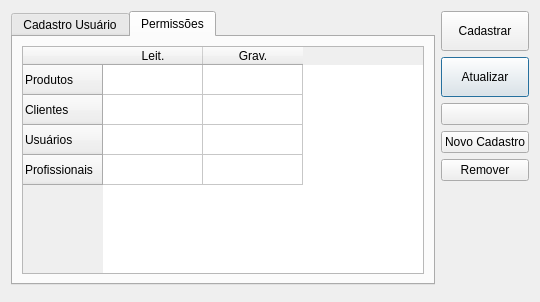
The window that ui/cadastrousuario.ui (lellisls/ERP-STACCATO) describes before a commit, drawn with Qt 5.
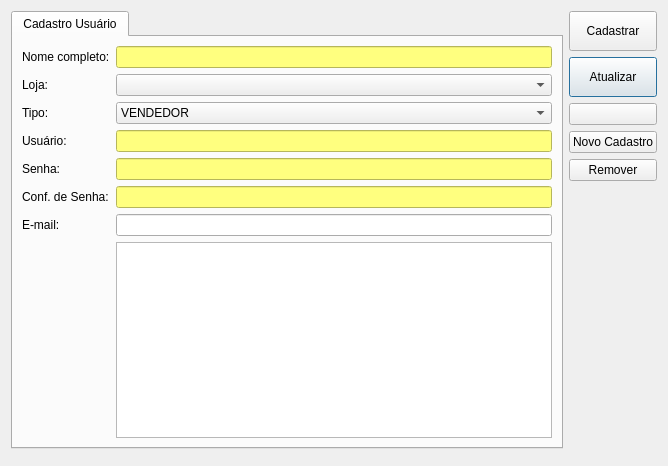
The same window after the commit. The open tabs and pages were chosen to show the change. Icons and pictures are not drawn. Custom widgets are drawn as their Qt base class.

Diff of the .ui file:
```diff
--- a/ui/cadastrousuario.ui
+++ b/ui/cadastrousuario.ui
@@ -9,8 +9,8 @@
    <rect>
     <x>0</x>
     <y>0</y>
-    <width>540</width>
-    <height>302</height>
+    <width>668</width>
+    <height>466</height>
    </rect>
   </property>
   <property name="windowTitle">
@@ -101,6 +101,27 @@
        <string>Cadastro Usuário</string>
       </attribute>
       <layout class="QGridLayout" name="gridLayout_2">
+       <item row="4" column="1">
+        <widget class="QLineEdit" name="lineEditPasswd">
+         <property name="accessibleName">
+          <string>Senha</string>
+         </property>
+         <property name="styleSheet">
+          <string notr="true">background-color: rgb(255, 255, 127);
+color: rgb(0, 0, 0);</string>
+         </property>
+         <property name="echoMode">
+          <enum>QLineEdit::Password</enum>
+         </property>
+        </widget>
+       </item>
+       <item row="5" column="0">
+        <widget class="QLabel" name="labelPasswd_2">
+         <property name="text">
+          <string>Conf. de Senha:</string>
+         </property>
+        </widget>
+       </item>
        <item row="0" column="0">
         <widget class="QLabel" name="labelNome">
          <property name="text">
@@ -150,6 +171,16 @@
            <string>VENDEDOR</string>
           </property>
          </item>
+         <item>
+          <property name="text">
+           <string>ADMINISTRADOR</string>
+          </property>
+         </item>
+         <item>
+          <property name="text">
+           <string>GERENTE FINANCEIRO</string>
+          </property>
+         </item>
          <item>
           <property name="text">
            <string>VENDEDOR ESPECIAL</string>
@@ -202,27 +233,6 @@
          </property>
         </widget>
        </item>
-       <item row="4" column="1">
-        <widget class="QLineEdit" name="lineEditPasswd">
-         <property name="accessibleName">
-          <string>Senha</string>
-         </property>
-         <property name="styleSheet">
-          <string notr="true">background-color: rgb(255, 255, 127);
-color: rgb(0, 0, 0);</string>
-         </property>
-         <property name="echoMode">
-          <enum>QLineEdit::Password</enum>
-         </property>
-        </widget>
-       </item>
-       <item row="5" column="0">
-        <widget class="QLabel" name="labelPasswd_2">
-         <property name="text">
-          <string>Conf. de Senha:</string>
-         </property>
-        </widget>
-       </item>
        <item row="5" column="1">
         <widget class="QLineEdit" name="lineEditPasswd_2">
          <property name="accessibleName">
@@ -237,13 +247,6 @@
          </property>
         </widget>
        </item>
-       <item row="6" column="0">
-        <widget class="QLabel" name="labelSigla">
-         <property name="text">
-          <string>E-mail:</string>
-         </property>
-        </widget>
-       </item>
        <item row="6" column="1">
         <widget class="QLineEdit" name="lineEditEmail">
          <property name="accessibleName">
@@ -251,93 +254,16 @@
          </property>
         </widget>
        </item>
-      </layout>
-     </widget>
-     <widget class="QWidget" name="tab_2">
-      <attribute name="title">
-       <string>Permissões</string>
-      </attribute>
-      <layout class="QGridLayout" name="gridLayout_5">
-       <item row="0" column="0">
-        <widget class="QTableWidget" name="tablePermissoes">
-         <property name="sizePolicy">
-          <sizepolicy hsizetype="Expanding" vsizetype="Preferred">
-           <horstretch>0</horstretch>
-           <verstretch>0</verstretch>
-          </sizepolicy>
+       <item row="6" column="0">
+        <widget class="QLabel" name="labelSigla">
+         <property name="text">
+          <string>E-mail:</string>
          </property>
-         <row>
-          <property name="text">
-           <string>Produtos</string>
-          </property>
-         </row>
-         <row>
-          <property name="text">
-           <string>Clientes</string>
-          </property>
-         </row>
-         <row>
-          <property name="text">
-           <string>Usuários</string>
-          </property>
-         </row>
-         <row>
-          <property name="text">
-           <string>Profissionais</string>
-          </property>
-         </row>
-         <column>
-          <property name="text">
-           <string>Leit.</string>
-          </property>
-         </column>
-         <column>
-          <property name="text">
-           <string>Grav.</string>
-          </property>
-         </column>
-         <item row="0" column="0">
-          <property name="text">
-           <string/>
-          </property>
-         </item>
-         <item row="0" column="1">
-          <property name="text">
-           <string/>
-          </property>
-         </item>
-         <item row="1" column="0">
-          <property name="text">
-           <string/>
-          </property>
-         </item>
-         <item row="1" column="1">
-          <property name="text">
-           <string/>
-          </property>
-         </item>
-         <item row="2" column="0">
-          <property name="text">
-           <string/>
-          </property>
-         </item>
-         <item row="2" column="1">
-          <property name="text">
-           <string/>
-          </property>
-         </item>
-         <item row="3" column="0">
-          <property name="text">
-           <string/>
-          </property>
-         </item>
-         <item row="3" column="1">
-          <property name="text">
-           <string/>
-          </property>
-         </item>
         </widget>
        </item>
+       <item row="7" column="1">
+        <widget class="TableView" name="table"/>
+       </item>
       </layout>
      </widget>
     </widget>
@@ -345,6 +271,11 @@
   </layout>
  </widget>
  <customwidgets>
+  <customwidget>
+   <class>TableView</class>
+   <extends>QTableView</extends>
+   <header>src/tableview.h</header>
+  </customwidget>
   <customwidget>
    <class>ComboBox</class>
    <extends>QComboBox</extends>
```
Left out of the diff: 1 changed line with no effect on the pictures.
